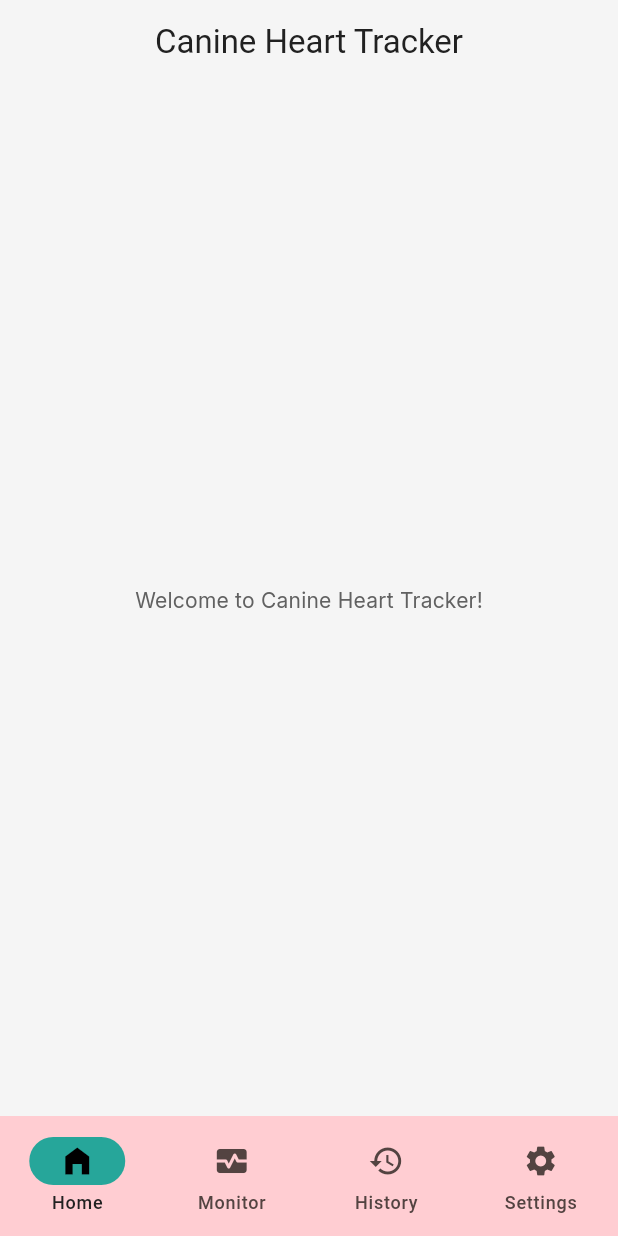
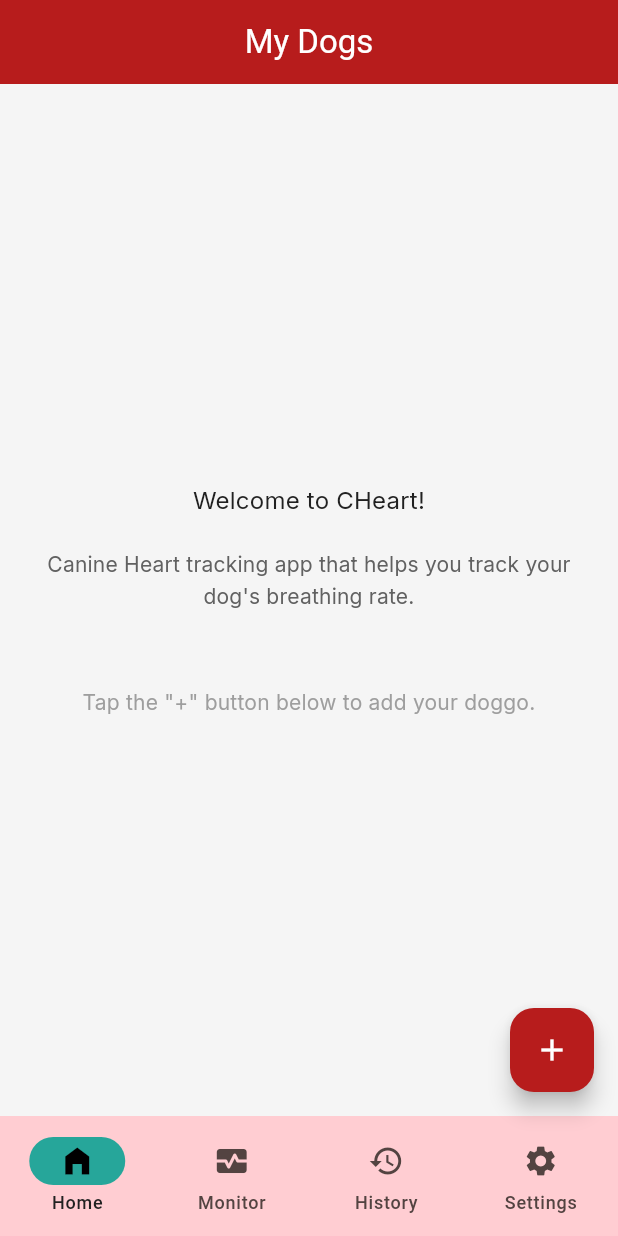
Before and after one commit to a-yum/cheart_app, a Flutter app: the screen it shows after launch, on a phone screen of 412 x 824 dp. Run offline on Flutter 3.47's test engine with Material 3 defaults, Android fonts, the light colour scheme and no system bars; our stand-ins replace google_fonts.

Commit message:
Add home_screen features and UI

```diff
--- a/lib/main.dart
+++ b/lib/main.dart
@@ -1,5 +1,5 @@
 import 'package:flutter/material.dart';
-import './theme/cheart_theme.dart';
+import './styles/cheart_theme.dart';
 import './screens/home_screen.dart';
 
 void main() {
--- /dev/null
+++ b/lib/models/dog_profile.dart
@@ -0,0 +1,20 @@
+class DogProfile {
+  final String id;
+  final String name;
+  final String breed;
+  final int age;
+  final String? imagePlaceHolder;
+  final String? vetEmail;
+  final int? avgBreathingRate;
+
+  DogProfile(
+      {required this.id,
+      required this.name,
+      required this.breed,
+      required this.age,
+      this.imagePlaceHolder,
+      this.vetEmail,
+      this.avgBreathingRate});
+
+  get avgHeartRate => null;
+}
--- a/lib/screens/home_screen.dart
+++ b/lib/screens/home_screen.dart
@@ -1,8 +1,11 @@
 import 'package:flutter/material.dart';
-import 'package:cheart/widgets/navbar.dart';
+import '../widgets/add_dog_form.dart';
+import '../widgets/dog_profiles_list.dart';
+import '../widgets/navbar.dart';
+import '../models/dog_profile.dart';
 
 class HomeScreen extends StatefulWidget {
-  const HomeScreen({super.key});
+  const HomeScreen({Key? key}) : super(key: key);
 
   @override
   State<HomeScreen> createState() => _HomeScreenState();
@@ -10,6 +13,7 @@ class HomeScreen extends StatefulWidget {
 
 class _HomeScreenState extends State<HomeScreen> {
   int _selectedIndex = 0;
+  List<DogProfile> _dogProfiles = [];
 
   void _onDestinationSelected(int index) {
     setState(() {
@@ -17,15 +21,70 @@ class _HomeScreenState extends State<HomeScreen> {
     });
   }
 
+  void _addNewDog() {
+    showModalBottomSheet(
+      context: context,
+      isScrollControlled: true,
+      builder: (context) => AddDogForm(
+        onSubmit: (DogProfile newDog) {
+          setState(() {
+            _dogProfiles.add(newDog);
+          });
+          Navigator.pop(context);
+        },
+      ),
+    );
+  }
+
   @override
   Widget build(BuildContext context) {
+    final colorScheme = Theme.of(context).colorScheme;
+
     return Scaffold(
       appBar: AppBar(
-        title: Text('Canine Heart Tracker'),
+        title: const Text('My Dogs'),
         centerTitle: true,
+        backgroundColor: colorScheme.primaryContainer,
+        foregroundColor: colorScheme.onPrimaryContainer,
       ),
-      body: Center(
-        child: Text('Welcome to Canine Heart Tracker!'), // Placeholder content
+      body: _dogProfiles.isEmpty
+          ? Center(
+              child: Padding(
+                padding: const EdgeInsets.all(16.0),
+                child: Column(
+                  mainAxisSize: MainAxisSize
+                      .min, // Makes the column take the least space possible
+                  crossAxisAlignment: CrossAxisAlignment.center,
+                  children: [
+                    Text(
+                      'Welcome to CHeart!',
+                      textAlign: TextAlign.center,
+                      style: Theme.of(context).textTheme.bodyLarge,
+                    ),
+                    const SizedBox(height: 20),
+                    Text(
+                      "Canine Heart tracking app that helps you track your dog's breathing rate.",
+                      textAlign: TextAlign.center,
+                      style: Theme.of(context).textTheme.bodyMedium,
+                    ),
+                    const SizedBox(height: 50),
+                    Text(
+                      'Tap the "+" button below to add your doggo.',
+                      textAlign: TextAlign.center,
+                      style: Theme.of(context).textTheme.bodyMedium?.copyWith(
+                          color: Colors.grey), // Adjust style as needed
+                    ),
+                  ],
+                ),
+              ),
+            )
+          : SingleChildScrollView(
+              padding: const EdgeInsets.all(16),
+              child: DogProfilesList(dogProfiles: _dogProfiles),
+            ),
+      floatingActionButton: FloatingActionButton(
+        onPressed: _addNewDog,
+        child: const Icon(Icons.add),
       ),
       bottomNavigationBar: Navbar(),
     );
```
Also changed, not shown: lib/widgets/add_dog_form.dart (added, +167 -0 lines), lib/widgets/dog_profile_card.dart (added, +91 -0 lines), lib/widgets/dog_profiles_list.dart (added, +24 -0 lines), lib/styles/cheart_theme.dart (renamed from lib/theme/cheart_theme.dart).
